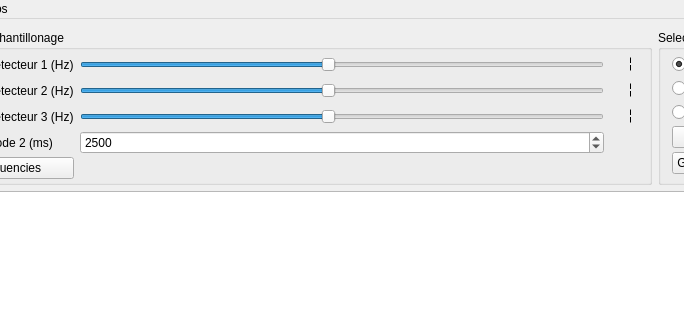
Qt form MainWindow.ui (AzariasB/StarWeather-Desktop) before a commit; both pictures show x 100 to 784 and y 0 to 320 of the 897 by 514 pixel window.
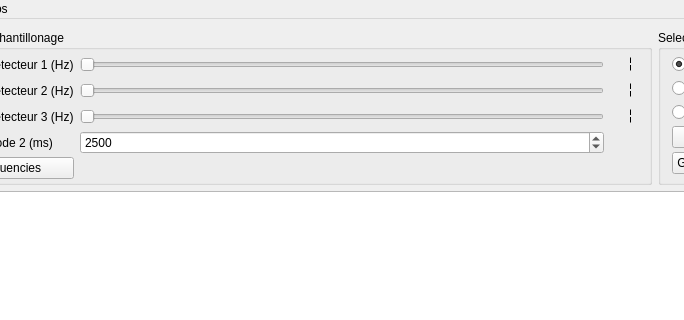
The same form after that commit. Custom widgets are drawn as their Qt base class.

Diff of the .ui file:
```diff
--- a/MainWindow.ui
+++ b/MainWindow.ui
@@ -69,9 +69,12 @@
              <property name="maximum">
               <number>20</number>
              </property>
-             <property name="value">
+             <property name="pageStep">
               <number>10</number>
              </property>
+             <property name="value">
+              <number>1</number>
+             </property>
              <property name="orientation">
               <enum>Qt::Horizontal</enum>
              </property>
@@ -149,7 +152,7 @@
               <number>20</number>
              </property>
              <property name="value">
-              <number>10</number>
+              <number>1</number>
              </property>
              <property name="orientation">
               <enum>Qt::Horizontal</enum>
@@ -172,7 +175,7 @@
               <number>20</number>
              </property>
              <property name="value">
-              <number>10</number>
+              <number>1</number>
              </property>
              <property name="orientation">
               <enum>Qt::Horizontal</enum>
```
Left out of the diff: 36 changed lines with no effect on the pictures.
